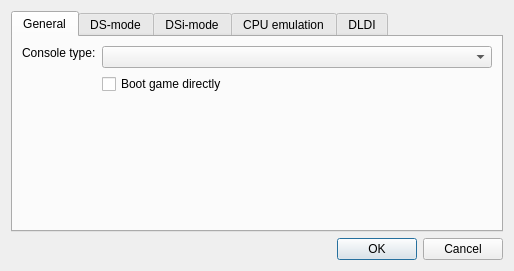
The window that src/frontend/qt_sdl/EmuSettingsDialog.ui (melonDS-emu/melonDS) describes before a commit, drawn with Qt 5.
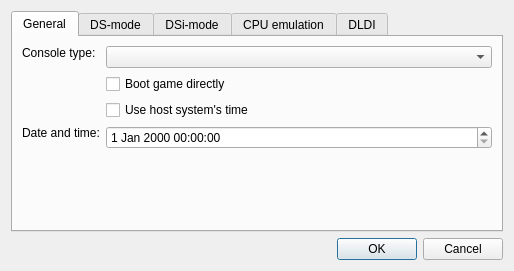
The same window after the commit.

Commit message: Expose new time emulation setting in the qt gui.

What changed in the file:
```diff
--- a/src/frontend/qt_sdl/EmuSettingsDialog.ui
+++ b/src/frontend/qt_sdl/EmuSettingsDialog.ui
@@ -56,7 +56,30 @@
          </property>
         </widget>
        </item>
-       <item row="3" column="0">
+       <item row="3" column="1">
+        <widget class="QCheckBox" name="chkUseRealTime">
+         <property name="whatsThis">
+          <string>&lt;html&gt;&lt;head/&gt;&lt;body&gt;&lt;p&gt;If checked, the host system's date and time will be used. If not, these will be emulated.&lt;/p&gt;&lt;/body&gt;&lt;/html&gt;</string>
+         </property>
+         <property name="text">
+          <string>Use host system's time</string>
+         </property>
+        </widget>
+       </item>
+       <item row="4" column="1">
+        <widget class="QDateTimeEdit" name="dtmBootTime">
+         <property name="sizePolicy">
+          <sizepolicy hsizetype="MinimumExpanding" vsizetype="Fixed">
+           <horstretch>0</horstretch>
+           <verstretch>0</verstretch>
+          </sizepolicy>
+         </property>
+         <property name="whatsThis">
+          <string>&lt;html&gt;&lt;head/&gt;&lt;body&gt;&lt;p&gt;The date and time to use at initial boot. Only applies if not using the host system's time.&lt;/p&gt;&lt;/body&gt;&lt;/html&gt;</string>
+         </property>
+        </widget>
+       </item>
+       <item row="5" column="0">
         <spacer name="verticalSpacer_2">
          <property name="orientation">
           <enum>Qt::Vertical</enum>
@@ -82,6 +105,19 @@
          </property>
         </widget>
        </item>
+       <item row="4" column="0">
+        <widget class="QLabel" name="label_12">
+         <property name="sizePolicy">
+          <sizepolicy hsizetype="Preferred" vsizetype="Fixed">
+           <horstretch>0</horstretch>
+           <verstretch>0</verstretch>
+          </sizepolicy>
+         </property>
+         <property name="text">
+          <string>Date and time:</string>
+         </property>
+        </widget>
+       </item>
       </layout>
      </widget>
      <widget class="QWidget" name="tab_2">
```
The commit also changes 3 other files.
